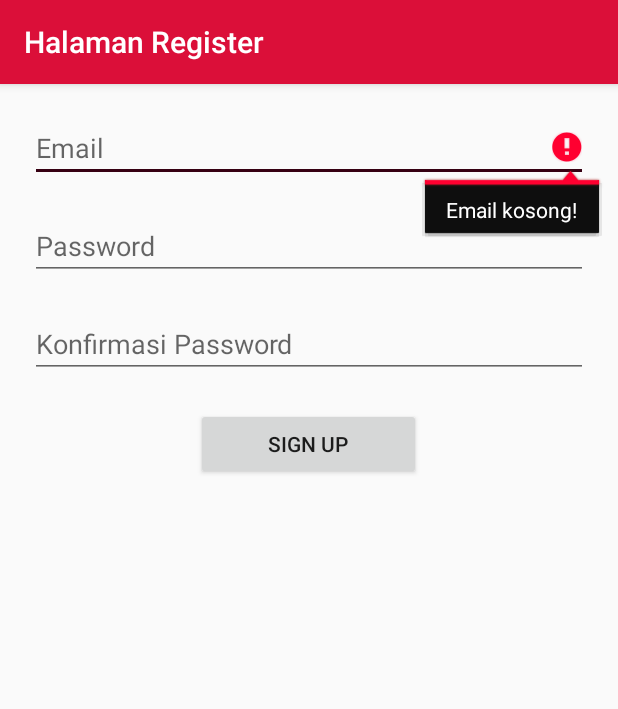
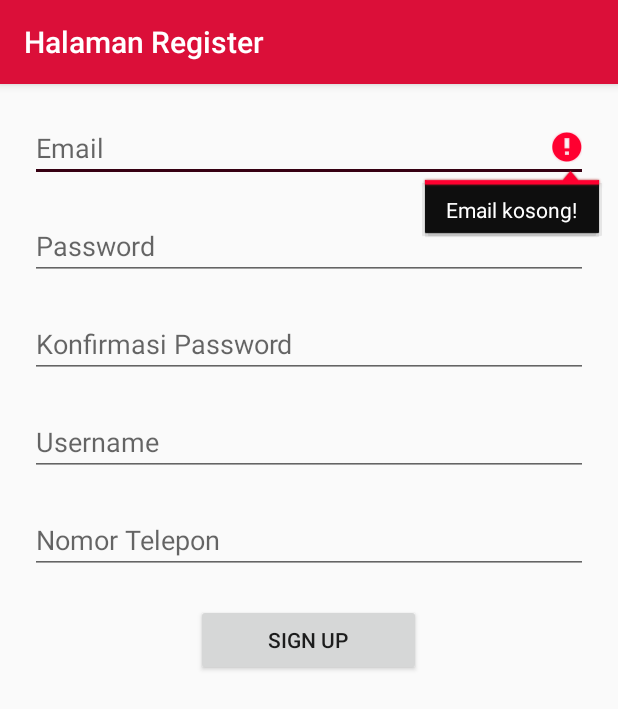
Before and after one commit to hendy79/LoginFirebase, an Android app: the Register screen opened directly, with no data from a screen before it, after a tap on "SIGN UP", on a phone screen of 412 x 824 dp. Shown: the top 709 px of the screen. Run offline under Robolectric (Android 15) with nearby library versions, the phone set to English and light mode, and no system bars; our stand-ins replace Firebase (no records; nobody signed in at launch, a user with empty details on screens opened directly).

Commit message:
Update 15.01.2020-Custom Register

```diff
--- a/app/build.gradle
+++ b/app/build.gradle
@@ -28,5 +28,6 @@ dependencies {
     androidTestImplementation 'androidx.test.ext:junit:1.1.1'
     androidTestImplementation 'androidx.test.espresso:espresso-core:3.2.0'
     implementation 'com.google.firebase:firebase-auth:19.1.0'
+    implementation 'com.google.firebase:firebase-database:19.2.0'
 }
 apply plugin: 'com.google.gms.google-services'
--- a/app/src/main/java/com/josseapp/loginfirebase/Register.java
+++ b/app/src/main/java/com/josseapp/loginfirebase/Register.java
@@ -14,11 +14,14 @@ import com.google.android.gms.tasks.OnCompleteListener;
 import com.google.android.gms.tasks.Task;
 import com.google.firebase.auth.AuthResult;
 import com.google.firebase.auth.FirebaseAuth;
+import com.google.firebase.database.DatabaseReference;
+import com.google.firebase.database.FirebaseDatabase;
 
 public class Register extends AppCompatActivity {
-    EditText email,pass,Cpass;
+    EditText email,pass,Cpass,uname,telp;
     Button regis;
     FirebaseAuth firebaseAuth;
+    DatabaseReference dataRef;
     @Override
     protected void onCreate(Bundle savedInstanceState) {
         super.onCreate(savedInstanceState);
@@ -28,13 +31,17 @@ public class Register extends AppCompatActivity {
         email=findViewById(R.id.et1);
         pass=findViewById(R.id.et2);
         Cpass=findViewById(R.id.et3);
+        uname=findViewById(R.id.et4);
+        telp=findViewById(R.id.et5);
         regis=findViewById(R.id.bt);
         regis.setOnClickListener(new View.OnClickListener() {
             @Override
             public void onClick(View view) {
-                String em= email.getText().toString().trim();
-                String pw= pass.getText().toString().trim();
-                String cpw= Cpass.getText().toString();
+                final String em= email.getText().toString().trim();
+                final String pw= pass.getText().toString().trim();
+                final String cpw= Cpass.getText().toString();
+                final String unm= uname.getText().toString();
+                final String tp= telp.getText().toString();
                 if(em.isEmpty()){
                     email.setError("Email kosong!");
                     email.requestFocus();
@@ -43,6 +50,12 @@ public class Register extends AppCompatActivity {
                     pass.requestFocus();
                 }else if(cpw.isEmpty()){
                     Cpass.setError("Konfirmasi Password kosong!");
+                    Cpass.requestFocus();
+                }else if(unm.isEmpty()){
+                    Cpass.setError("Username kosong!");
+                    Cpass.requestFocus();
+                }else if(tp.isEmpty()){
+                    Cpass.setError("Nomor Telepon kosong!");
                     Cpass.requestFocus();
                 }else if (!pw.equals(cpw)){
                     Cpass.setError("Konfirmasi Password tidak sesuai!");
@@ -56,8 +69,28 @@ public class Register extends AppCompatActivity {
                                 email.setText("");
                                 pass.setText("");
                                 Cpass.setText("");
+                                uname.setText("");
+                                telp.setText("");
                                 Toast.makeText(Register.this,"Gagal Register!",Toast.LENGTH_SHORT).show();
                             }else{
+                                User user = new User(
+                                        unm,
+                                        em,
+                                        tp,
+                                        pw
+                                );
+                                FirebaseDatabase.getInstance().getReference("users_login_firebase")
+                                        .child(FirebaseAuth.getInstance().getCurrentUser().getUid())
+                                        .setValue(user).addOnCompleteListener(new OnCompleteListener<Void>() {
+                                    @Override
+                                    public void onComplete(@NonNull Task<Void> task) {
+                                        if (task.isSuccessful()) {
+                                            Toast.makeText(Register.this,"Berhasil Masuk ke DB!", Toast.LENGTH_LONG).show();
+                                        } else {
+                                            Toast.makeText(Register.this,"Gagal Masuk ke DB!", Toast.LENGTH_LONG).show();
+                                        }
+                                    }
+                                });
                                 Toast.makeText(Register.this,"Selamat, anda Berhasil Register!",Toast.LENGTH_SHORT).show();
                                 startActivity(new Intent(Register.this,MainActivity.class));
                             }
@@ -67,4 +100,8 @@ public class Register extends AppCompatActivity {
             }
         });
     }
+    public static void writeNewUser(DatabaseReference databaseReference, String userId, String name, String email, String phoneNum, String password){
+        User user = new User(name, email, phoneNum, password);
+        databaseReference.child("users").child(userId).setValue(user);
+    }
 }
--- a/app/src/main/res/layout/activity_register.xml
+++ b/app/src/main/res/layout/activity_register.xml
@@ -31,6 +31,22 @@
         android:hint="Konfirmasi Password"
         android:id="@+id/et3"
         android:inputType="textPassword"/>
+    <EditText
+        android:layout_width="match_parent"
+        android:layout_height="wrap_content"
+        android:layout_marginLeft="20dp"
+        android:layout_marginRight="20dp"
+        android:layout_marginBottom="20dp"
+        android:hint="Username"
+        android:id="@+id/et4"/>
+    <EditText
+        android:layout_width="match_parent"
+        android:layout_height="wrap_content"
+        android:layout_marginLeft="20dp"
+        android:layout_marginRight="20dp"
+        android:layout_marginBottom="20dp"
+        android:hint="Nomor Telepon"
+        android:id="@+id/et5"/>
     <Button
         android:layout_width="150dp"
         android:layout_height="wrap_content"
--- a/build.gradle
+++ b/build.gradle
@@ -7,7 +7,7 @@ buildscript {
 
     }
     dependencies {
-        classpath 'com.android.tools.build:gradle:3.5.2'
+        classpath 'com.android.tools.build:gradle:3.5.3'
         classpath 'com.google.gms:google-services:4.3.2'
 
         // NOTE: Do not place your application dependencies here; they belong
```
Also changed, not shown: app/src/main/java/com/josseapp/loginfirebase/HomeActivity.java (+9 -0 lines), app/src/main/java/com/josseapp/loginfirebase/User.java (added, +22 -0 lines), app/src/main/res/layout/activity_home.xml (+29 -1 lines).
